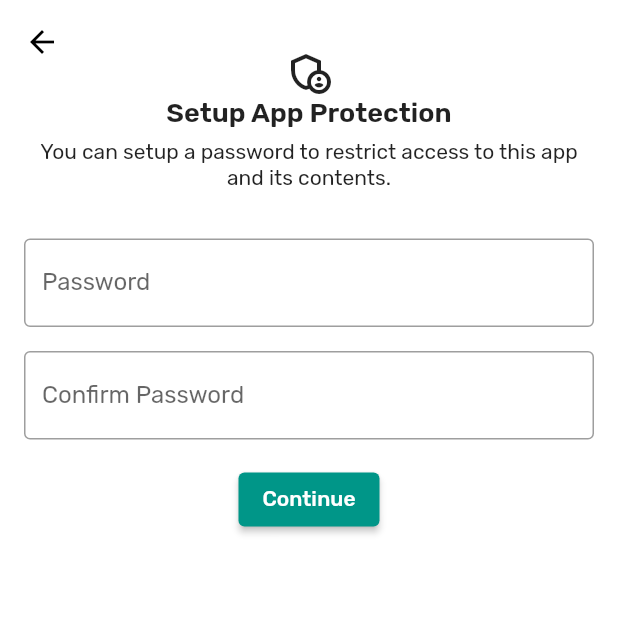
After one commit to icabetong/openauth, a Flutter app: the ProtectionPage screen opened directly, on a phone screen of 412 x 824 dp, the top half of it. The commit adds this screen. Run offline on Flutter 3.47's test engine with Material 2 defaults, Android fonts, the phone set to English and light mode, and no system bars; our stand-ins replace flutter_secure_storage, hive, hive_flutter, settings_ui, shared_preferences; missing offline and left inert: otp, qr_code_scanner; accounts and stored records are empty; generated files the repository leaves out were written again.

Commit message:
It works?

```diff
--- /dev/null
+++ b/lib/auth/protection_page.dart
@@ -0,0 +1,85 @@
+import 'package:flutter/material.dart';
+import 'package:flutter_gen/gen_l10n/translations.dart';
+
+class ProtectionPage extends StatefulWidget {
+  const ProtectionPage({Key? key}) : super(key: key);
+
+  @override
+  _ProtectionPageState createState() => _ProtectionPageState();
+}
+
+class _ProtectionPageState extends State<ProtectionPage> {
+  final _formKey = GlobalKey();
+  final _passwordController = TextEditingController();
+  final _confirmPasswordController = TextEditingController();
+
+  @override
+  Widget build(BuildContext context) {
+    return WillPopScope(
+      onWillPop: _onWillPop,
+      child: SafeArea(
+        child: Scaffold(
+          extendBodyBehindAppBar: true,
+          appBar: AppBar(
+            elevation: 0,
+            backgroundColor: Colors.transparent,
+          ),
+          body: SingleChildScrollView(
+            child: Padding(
+                padding:
+                    const EdgeInsets.symmetric(vertical: 32, horizontal: 16),
+                child: Form(
+                  key: _formKey,
+                  child: Center(
+                    child: Column(
+                      mainAxisAlignment: MainAxisAlignment.center,
+                      children: [
+                        const Icon(Icons.admin_panel_settings_outlined,
+                            size: 32),
+                        Text(
+                            Translations.of(context)!
+                                .title_setup_app_protection,
+                            style: const TextStyle(
+                                fontWeight: FontWeight.w600, fontSize: 18)),
+                        const SizedBox(height: 8),
+                        Text(
+                          Translations.of(context)!
+                              .title_setup_app_protection_subtitle,
+                          textAlign: TextAlign.center,
+                        ),
+                        const SizedBox(height: 32),
+                        TextFormField(
+                          controller: _passwordController,
+                          decoration: InputDecoration(
+                              border: const OutlineInputBorder(),
+                              labelText:
+                                  Translations.of(context)!.field_password),
+                        ),
+                        const SizedBox(height: 16),
+                        TextFormField(
+                          controller: _confirmPasswordController,
+                          decoration: InputDecoration(
+                              border: const OutlineInputBorder(),
+                              labelText: Translations.of(context)!
+                                  .field_confirm_password),
+                        ),
+                        const SizedBox(height: 16),
+                        ElevatedButton(
+                            onPressed: () {},
+                            child:
+                                Text(Translations.of(context)!.button_continue))
+                      ],
+                    ),
+                  ),
+                )),
+          ),
+        ),
+      ),
+    );
+  }
+
+  Future<bool> _onWillPop() {
+    Navigator.pop(context, false);
+    return Future.value(true);
+  }
+}
--- a/lib/locales/app_en.arb
+++ b/lib/locales/app_en.arb
@@ -1,8 +1,12 @@
 {
     "app_name": "OpenAuth",
+    "title_setup_app_protection": "Setup App Protection",
+    "title_setup_app_protection_subtitle": "You can setup a password to restrict access to this app and its contents.",
     "title_add_account": "How do you want to add your account?",
     "navigation_settings": "Settings",
     "navigation_about": "About",
+    "field_password": "Password",
+    "field_confirm_password": "Confirm Password",
     "field_issuer": "Issuer",
     "field_name": "Name",
     "field_secret": "Secret",
--- a/lib/main.dart
+++ b/lib/main.dart
@@ -259,7 +259,11 @@ class _EntryListTileState extends State<EntryListTile> {
 
   void _generate() {
     code = OTP.generateTOTPCodeString(
-        widget.entry.secret, DateTime.now().millisecondsSinceEpoch);
+        widget.entry.secret, DateTime.now().millisecondsSinceEpoch,
+        length: widget.entry.length,
+        interval: widget.entry.period,
+        algorithm: widget.entry.algorithm,
+        isGoogle: true);
   }
 
   @override
--- a/lib/settings/provider.dart
+++ b/lib/settings/provider.dart
@@ -40,19 +40,22 @@ class Preferences {
   UserTheme theme;
   bool isSecretsHidden;
   bool isFirstLaunch;
+  bool isAppProtected;
 
   Preferences(
       {this.theme = UserTheme.light,
       this.isSecretsHidden = true,
-      this.isFirstLaunch = true});
+      this.isFirstLaunch = true,
+      this.isAppProtected = false});
 }
 
 class UserPreferenceHandler {
   SharedPreferences? _preferences;
 
   static const themeKey = "theme";
-  static const secretsHiddenKey = "secretsHiddenKey";
+  static const secretsHiddenKey = "secretsHidden";
   static const firstLaunchKey = "firstLaunch";
+  static const appProtectedKey = "isAppProtected";
 
   void _initPreferences() async {
     if (_preferences != null) {
@@ -93,4 +96,9 @@ class UserPreferenceHandler {
     _initPreferences();
     return await _preferences?.setString(themeKey, theme.value.toString());
   }
+
+  Future setAppProtected(bool isProtected) async {
+    _initPreferences();
+    return await _preferences?.setBool(appProtectedKey, isProtected);
+  }
 }
--- a/lib/theme/core.dart
+++ b/lib/theme/core.dart
@@ -37,7 +37,7 @@ ThemeData getTheme(UserTheme userTheme) {
 }
 
 ThemeData getBase({Brightness brightness = Brightness.light}) {
-  const font = 'Outfit';
+  const font = 'Rubik';
   final base = ThemeData(brightness: brightness, fontFamily: font);
 
   return base.copyWith(
```
Also changed, not shown: lib/settings/notifier.dart (+7 -0 lines), lib/settings/settings.dart (+28 -2 lines), pubspec.yaml (+8 -5 lines), fonts/Outfit-Bold.ttf (deleted), fonts/Outfit-Medium.ttf (deleted), fonts/Outfit-Regular.ttf (deleted), fonts/Outfit-SemiBold.ttf (deleted), fonts/Rubik-Bold.ttf (added), fonts/Rubik-Light.ttf (added), fonts/Rubik-Medium.ttf (added), fonts/Rubik-Regular.ttf (added), fonts/Rubik-SemiBold.ttf (added), 2 other files.
